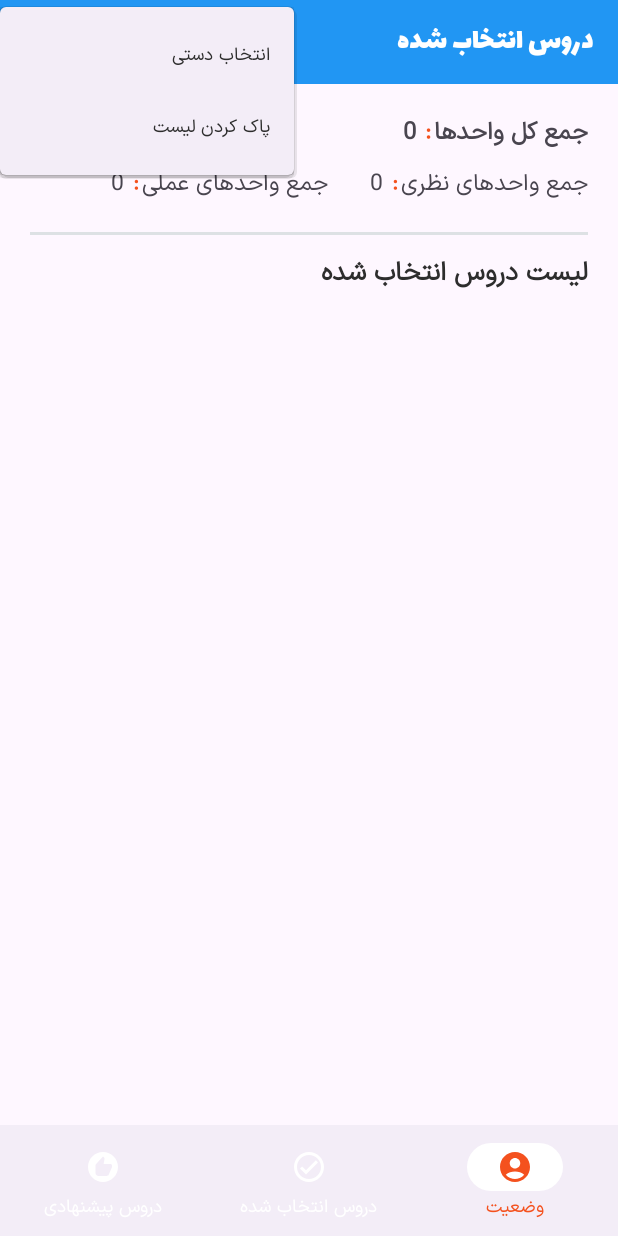
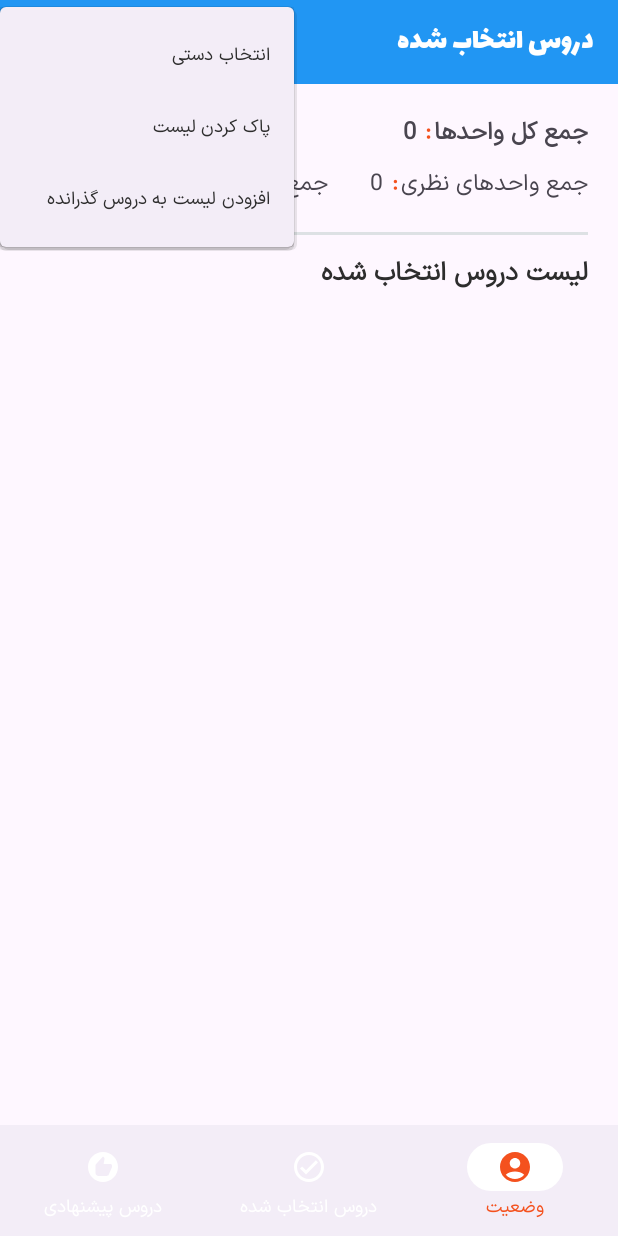
Before and after one commit to FatemehVarmaghani/Course_Selection_Guide, an Android app: the fragment SelectedLessonsFragment placed in its activity, with the options menu open, on a phone screen of 412 x 824 dp. Run offline under Robolectric (Android 15) with nearby library versions, the phone set to English and light mode, and no system bars; our stand-ins replace Room's generated code; libraries missing offline, so code that uses them is left out: com.github.mikephil.charting; 11 statements that could not run were skipped.

```diff
--- a/app/src/main/java/com/example/courseselectionguide/data/daos/LessonsDao.kt
+++ b/app/src/main/java/com/example/courseselectionguide/data/daos/LessonsDao.kt
@@ -73,7 +73,8 @@ interface LessonsDao: BaseDao<Lessons> {
     //count units
     @Query("select sum(unitNumber) from Lessons where lessonState = :stateId and isTheoretical = 1")
     fun countTheoUnits(stateId: Int): Int
-
     @Query("select sum(unitNumber) from Lessons where lessonState = :stateId and isTheoretical = 0")
     fun countPracUnits(stateId: Int): Int
+    @Query("select sum(unitNumber) from Lessons where lessonState = :stateId")
+    fun countUnitsSumByState(stateId: Int): Int
 }
--- a/app/src/main/java/com/example/courseselectionguide/data/tables/Lessons.kt
+++ b/app/src/main/java/com/example/courseselectionguide/data/tables/Lessons.kt
@@ -40,6 +40,3 @@ data class Lessons(
     val lessonState: Int,
     val isFixed: Boolean
 )
-
-//recommended semester for general islamic is not needed!
-//just show only one of this type every semester
--- a/app/src/main/java/com/example/courseselectionguide/fragments/RecommendationFragment.kt
+++ b/app/src/main/java/com/example/courseselectionguide/fragments/RecommendationFragment.kt
@@ -196,18 +196,21 @@ class RecommendationFragment : Fragment(), AdapterLessons.ItemEvents {
                 R.id.add_recommended_to_selected -> {
                     //change lessonState from remained or failed (recommended)  to passed
                     UtilityClass.addLessonToSelected(lesson, requireContext())
+                    loadRecommendedList(dataList[0].recommendedSemester)
                     true
                 }
 
                 R.id.add_recommended_to_passed -> {
                     //change lessonState from remained or failed (recommended) to passed
                     UtilityClass.addLessonToPassed(lesson, requireContext())
+                    loadRecommendedList(dataList[0].recommendedSemester)
                     true
                 }
 
                 R.id.add_recommended_to_failed -> {
                     //change lesson state from remained or failed (recommended) to passed
                     UtilityClass.addLessonToFailed(lesson, requireContext())
+                    loadRecommendedList(dataList[0].recommendedSemester)
                     true
                 }
 
--- a/app/src/main/res/menu/menu_selected_fragment.xml
+++ b/app/src/main/res/menu/menu_selected_fragment.xml
@@ -10,4 +10,8 @@
         android:id="@+id/clear_selected_list"
         android:title="@string/clear_list"/>
 
+    <item
+        android:id="@+id/add_selected_list_to_passed"
+        android:title="@string/add_selected_list_to_passed"/>
+
 </menu>
--- a/app/src/main/res/values/strings.xml
+++ b/app/src/main/res/values/strings.xml
@@ -59,5 +59,6 @@
     <string name="remove_from_failed">حذف درس از لیست رد/حذف شده</string>
     <string name="conditional">مشروطی</string>
     <string name="add_recommended_to_passed">افزودن لیست به دروس گذرانده</string>
+    <string name="add_selected_list_to_passed">افزودن لیست به دروس گذرانده</string>
 
 </resources>
```
Also changed, not shown: app/src/main/java/com/example/courseselectionguide/classes/UtilityClass.kt (+24 -5 lines), app/src/main/java/com/example/courseselectionguide/fragments/SelectedLessonsFragment.kt (+9 -1 lines).
